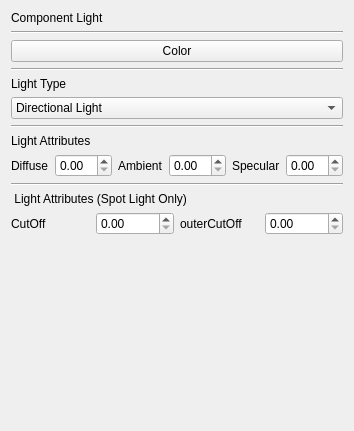
The window that componentlightwidget.ui (rogerbusquets97/Graphics-Engine) describes before a commit, drawn with Qt 5.
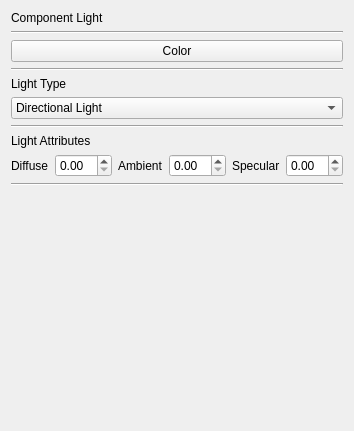
The same window after the commit.

Commit message: Progress document and removed ui spot light

```diff
--- a/componentlightwidget.ui
+++ b/componentlightwidget.ui
@@ -122,35 +122,7 @@
     </widget>
    </item>
    <item>
-    <widget class="QLabel" name="label_11">
-     <property name="text">
-      <string> Light Attributes (Spot Light Only)</string>
-     </property>
-    </widget>
-   </item>
-   <item>
-    <layout class="QHBoxLayout" name="horizontalLayout_3">
-     <item>
-      <widget class="QLabel" name="label_13">
-       <property name="text">
-        <string>CutOff</string>
-       </property>
-      </widget>
-     </item>
-     <item>
-      <widget class="QDoubleSpinBox" name="CutOff"/>
-     </item>
-     <item>
-      <widget class="QLabel" name="label_12">
-       <property name="text">
-        <string>outerCutOff</string>
-       </property>
-      </widget>
-     </item>
-     <item>
-      <widget class="QDoubleSpinBox" name="OuterCutOff"/>
-     </item>
-    </layout>
+    <layout class="QHBoxLayout" name="horizontalLayout_3"/>
    </item>
    <item>
     <spacer name="verticalSpacer">
```
The commit also changes 4 other files.
